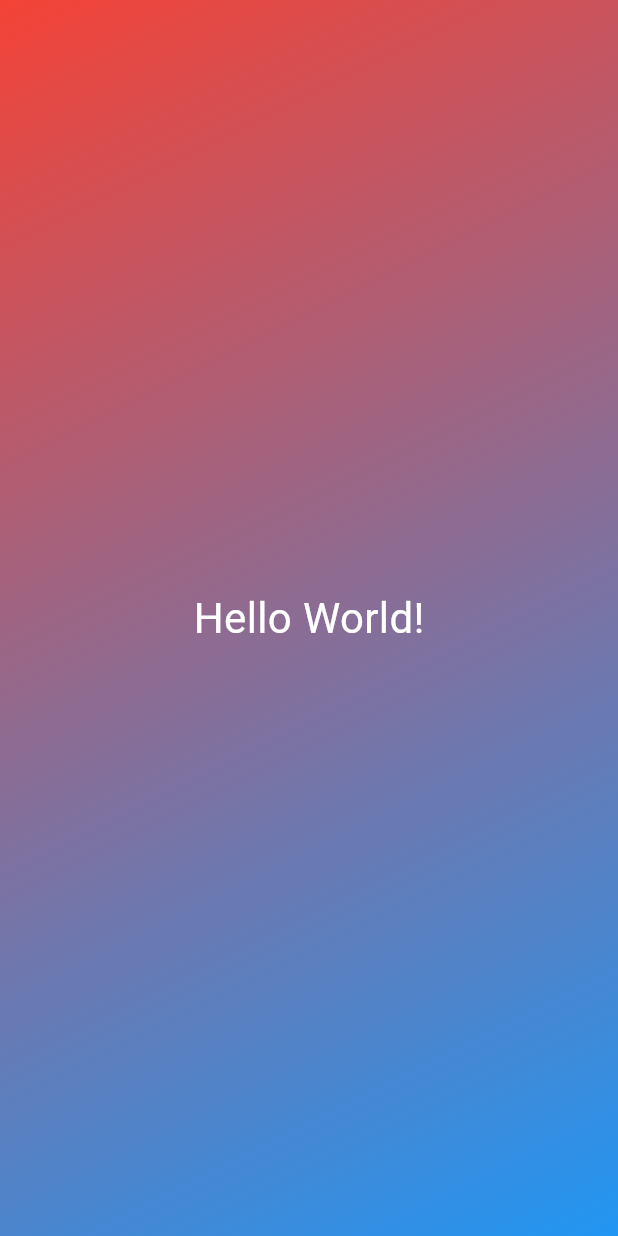
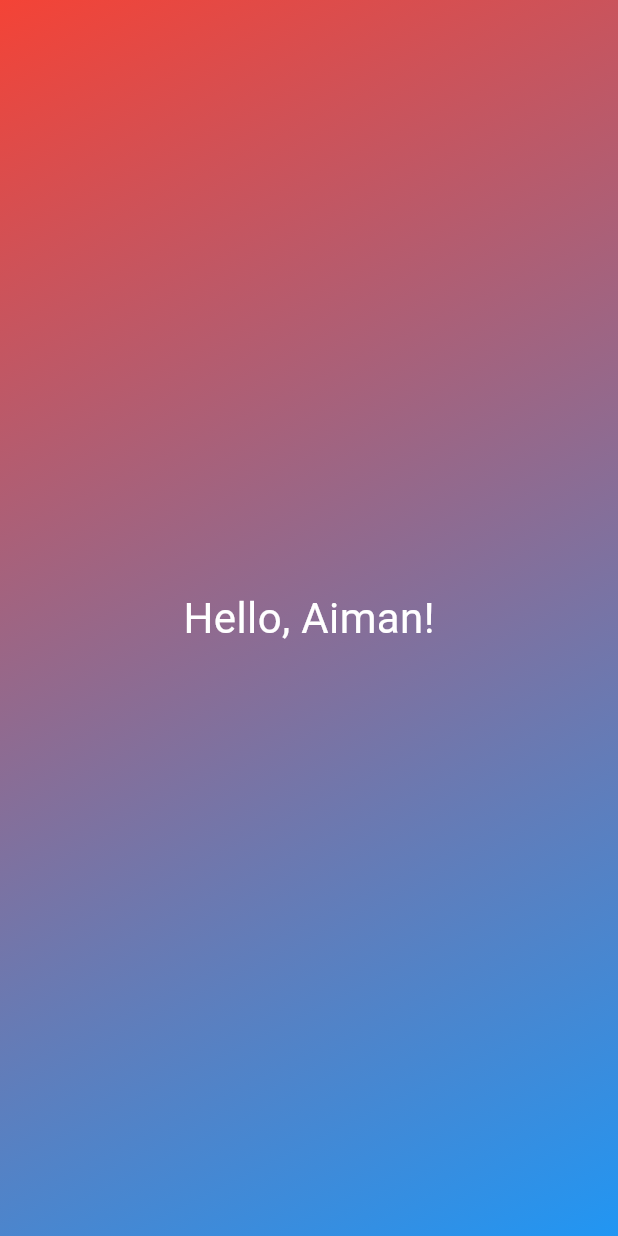
Before and after one commit to aimanraz/fluter_app, a Flutter app: the screen it shows after launch, on a phone screen of 412 x 824 dp. Run offline on Flutter 3.47's test engine with Material 3 defaults, Android fonts, the phone set to English and light mode, and no system bars.

```diff
--- /dev/null
+++ b/lib/gradient_container.dart
@@ -0,0 +1,25 @@
+import 'package:first_project/styled_text.dart';
+import 'package:flutter/material.dart';
+
+const startAlignment = Alignment.topLeft;
+const endAlignment = Alignment.bottomRight;
+
+class GradientContainer extends StatelessWidget {
+  const GradientContainer({super.key});
+
+  @override
+  build(context) {
+    return Container(
+      decoration: const BoxDecoration(
+        gradient: LinearGradient(
+          colors: [Colors.red, Colors.blue],
+          begin: startAlignment,
+          end: endAlignment,
+        ),
+      ),
+      child: const Center(
+        child: StyledText("Hello, Aiman!"),
+      ),
+    );
+  }
+}
--- /dev/null
+++ b/lib/styled_text.dart
@@ -0,0 +1,18 @@
+import 'package:flutter/material.dart';
+
+class StyledText extends StatelessWidget {
+  const StyledText(this.text, {super.key});
+
+  final String text;
+
+  @override
+  Widget build(BuildContext context) {
+    return Text(
+      text,
+      style: const TextStyle(
+        fontSize: 28,
+        color: Colors.white,
+      ),
+    );
+  }
+}
```
Also changed, not shown: lib/main.dart (+3 -19 lines).
